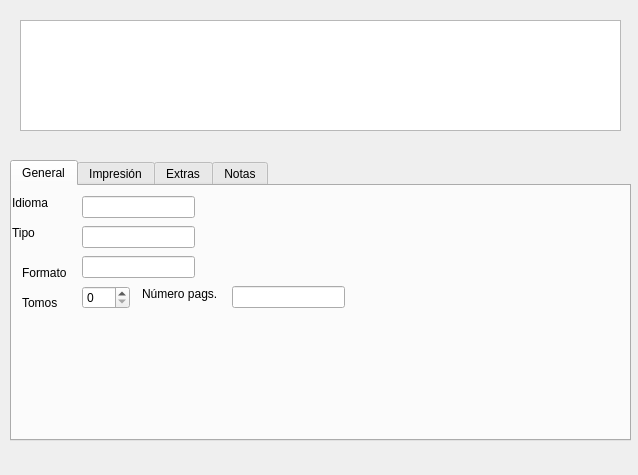
The window that dlgnuevaobra.ui (rogorido/qtpredicadores) describes before a commit, drawn with Qt 5.
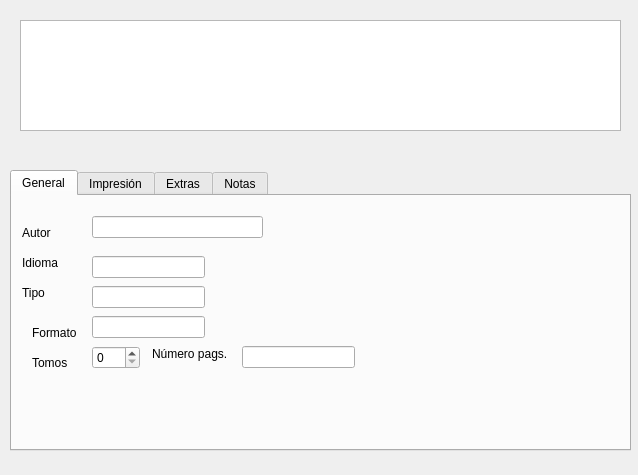
The same window after the commit. The open tabs and pages were chosen to show the change.

Commit message: Variado de dlgNuevaObra

The edit to the form file:
```diff
--- a/dlgnuevaobra.ui
+++ b/dlgnuevaobra.ui
@@ -27,7 +27,7 @@
    <property name="geometry">
     <rect>
      <x>10</x>
-     <y>160</y>
+     <y>170</y>
      <width>621</width>
      <height>281</height>
     </rect>
@@ -42,8 +42,8 @@
     <widget class="QLineEdit" name="txtIdioma">
      <property name="geometry">
       <rect>
-       <x>70</x>
-       <y>10</y>
+       <x>80</x>
+       <y>60</y>
        <width>113</width>
        <height>22</height>
       </rect>
@@ -52,8 +52,8 @@
     <widget class="QLabel" name="label">
      <property name="geometry">
       <rect>
-       <x>0</x>
-       <y>10</y>
+       <x>10</x>
+       <y>60</y>
        <width>58</width>
        <height>14</height>
       </rect>
@@ -65,8 +65,8 @@
     <widget class="QLineEdit" name="txtTipo">
      <property name="geometry">
       <rect>
-       <x>70</x>
-       <y>40</y>
+       <x>80</x>
+       <y>90</y>
        <width>113</width>
        <height>22</height>
       </rect>
@@ -75,8 +75,8 @@
     <widget class="QLabel" name="label_2">
      <property name="geometry">
       <rect>
-       <x>0</x>
-       <y>40</y>
+       <x>10</x>
+       <y>90</y>
        <width>58</width>
        <height>14</height>
       </rect>
@@ -88,8 +88,8 @@
     <widget class="QLineEdit" name="txtFormato">
      <property name="geometry">
       <rect>
-       <x>70</x>
-       <y>70</y>
+       <x>80</x>
+       <y>120</y>
        <width>113</width>
        <height>22</height>
       </rect>
@@ -98,8 +98,8 @@
     <widget class="QLabel" name="label_3">
      <property name="geometry">
       <rect>
-       <x>10</x>
-       <y>80</y>
+       <x>20</x>
+       <y>130</y>
        <width>58</width>
        <height>14</height>
       </rect>
@@ -111,8 +111,8 @@
     <widget class="QSpinBox" name="spTomos">
      <property name="geometry">
       <rect>
-       <x>70</x>
-       <y>100</y>
+       <x>80</x>
+       <y>150</y>
        <width>48</width>
        <height>23</height>
       </rect>
@@ -121,8 +121,8 @@
     <widget class="QLabel" name="label_4">
      <property name="geometry">
       <rect>
-       <x>10</x>
-       <y>110</y>
+       <x>20</x>
+       <y>160</y>
        <width>58</width>
        <height>14</height>
       </rect>
@@ -134,8 +134,8 @@
     <widget class="QLineEdit" name="txtNumeroPags">
      <property name="geometry">
       <rect>
-       <x>220</x>
-       <y>100</y>
+       <x>230</x>
+       <y>150</y>
        <width>113</width>
        <height>22</height>
       </rect>
@@ -144,8 +144,8 @@
     <widget class="QLabel" name="label_5">
      <property name="geometry">
       <rect>
-       <x>130</x>
-       <y>100</y>
+       <x>140</x>
+       <y>150</y>
        <width>81</width>
        <height>16</height>
       </rect>
@@ -154,6 +154,29 @@
       <string>Número pags.</string>
      </property>
     </widget>
+    <widget class="QLineEdit" name="txtAutor">
+     <property name="geometry">
+      <rect>
+       <x>80</x>
+       <y>20</y>
+       <width>171</width>
+       <height>22</height>
+      </rect>
+     </property>
+    </widget>
+    <widget class="QLabel" name="label_11">
+     <property name="geometry">
+      <rect>
+       <x>10</x>
+       <y>30</y>
+       <width>58</width>
+       <height>14</height>
+      </rect>
+     </property>
+     <property name="text">
+      <string>Autor</string>
+     </property>
+    </widget>
    </widget>
    <widget class="QWidget" name="tab_2">
     <attribute name="title">
```
Left out of the diff: 2 changed lines with no effect on the pictures. The commit also changes 1 other file.
